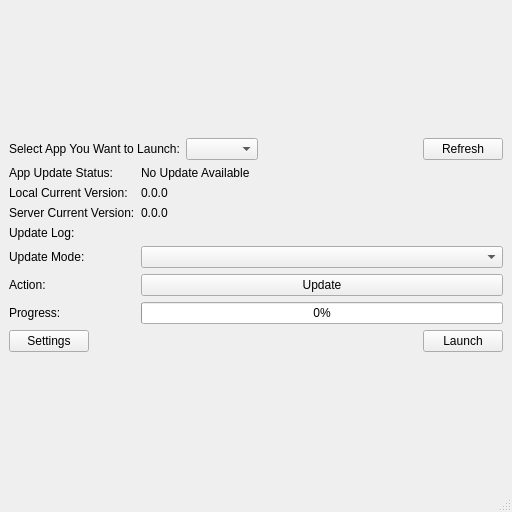
This is Client/UniversalUpdateFrameworkClientGui/src/ui/MainWindow.ui in kiraYuukiAsuna/UniversalUpdateFramework as Qt 5 draws it before an edit. The edited form follows.
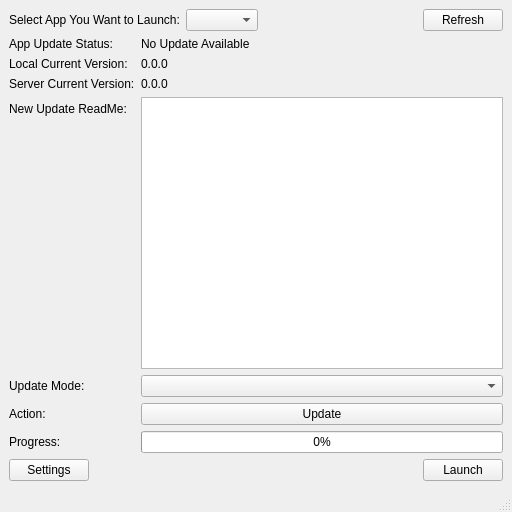
This is the edited form.

What changed in the file:
```diff
--- a/Client/UniversalUpdateFrameworkClientGui/src/ui/MainWindow.ui
+++ b/Client/UniversalUpdateFrameworkClientGui/src/ui/MainWindow.ui
@@ -131,17 +131,7 @@
           <item row="3" column="0">
            <widget class="QLabel" name="label_12">
             <property name="text">
-             <string>Update Log:</string>
-            </property>
-           </widget>
-          </item>
-          <item row="3" column="1">
-           <widget class="QLabel" name="UpdateLog">
-            <property name="text">
-             <string/>
-            </property>
-            <property name="wordWrap">
-             <bool>true</bool>
+             <string>New Update ReadMe:</string>
             </property>
            </widget>
           </item>
@@ -161,6 +151,9 @@
             </property>
            </widget>
           </item>
+          <item row="3" column="1">
+           <widget class="QTextEdit" name="textEdit"/>
+          </item>
          </layout>
         </item>
         <item>
```
Left out of the diff: 2 changed lines with no effect on the pictures.
